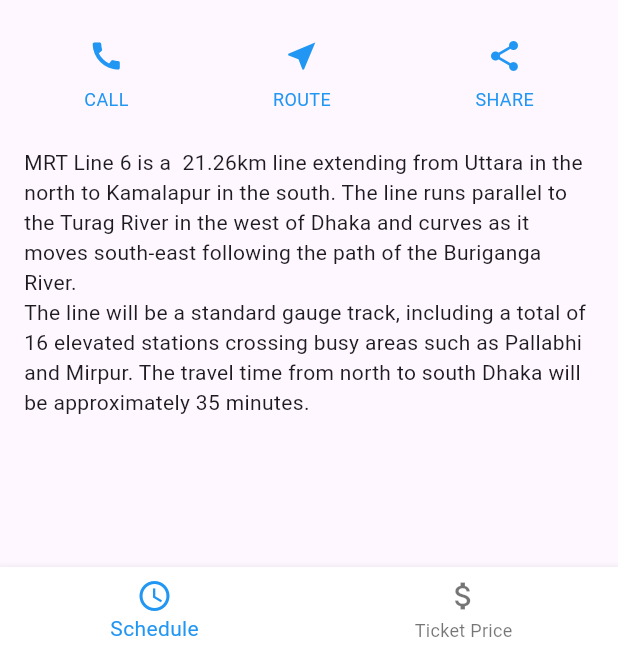
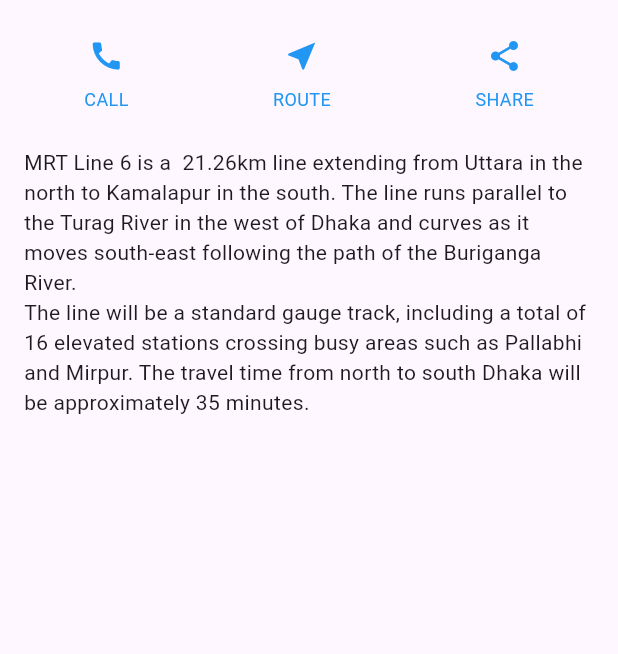
Before and after one commit to rijwan-uddin/design_metrorail, a Flutter app: the screen it shows after launch, on a phone screen of 412 x 824 dp, the part 582-1236 px from its top. Run offline on Flutter 3.47's test engine with Material 3 defaults, Android fonts, the light colour scheme and no system bars.

Commit message:
bugs fixing

```diff
--- /dev/null
+++ b/lib/details.dart
@@ -0,0 +1,214 @@
+import 'package:flutter/material.dart';
+import 'package:design_metrorail/TicPrice.dart';
+import 'package:flutter/material.dart';
+import 'package:design_metrorail/Schedule_List.dart';
+import 'package:design_metrorail/landingPage.dart';
+import 'package:design_metrorail/details.dart';
+import 'package:design_metrorail/main.dart';
+
+const metro =
+'''MRT Line 6 is a  21.26km line extending from Uttara in the north to Kamalapur in the south. The line runs parallel to the Turag River in the west of Dhaka and curves as it moves south-east following the path of the Buriganga River.
+The line will be a standard gauge track, including a total of 16 elevated stations crossing busy areas such as Pallabhi and Mirpur. The travel time from north to south Dhaka will be approximately 35 minutes.''';
+
+class HomePage extends StatefulWidget {
+  const HomePage({
+    super.key,
+  });
+
+  @override
+  _HomePageState createState() => _HomePageState();
+}
+
+class _HomePageState extends State<HomePage> {
+  int _selectedIndex = 0;
+
+  void _onItemTapped(int index) {
+    setState(() {
+      _selectedIndex = index;
+    });
+  }
+
+  @override
+  Widget build(BuildContext context) {
+    return Scaffold(
+      body: SingleChildScrollView(
+        child: Column(
+          crossAxisAlignment: CrossAxisAlignment.start,
+          children: [
+            _imageSection(),
+            _headerSection(),
+            _Featuresection(),
+            _bodySection(),
+
+
+          ],
+        ),
+      ),
+        //add bottomnav bar
+    );
+  }
+
+  Widget _bodySection() {
+    return const Padding(
+      padding: EdgeInsets.all(16.0),
+      child: Text(metro),
+    );
+  }
+
+  Widget _headerSection() {
+    return const Padding(
+      padding: EdgeInsets.all(16.0),
+      child: Row(
+        children: [
+          Column(
+            crossAxisAlignment: CrossAxisAlignment.start,
+            children: [
+              Text(
+                'Metro Rail',
+                style: TextStyle(fontSize: 16, fontWeight: FontWeight.bold),
+              ),
+              Text(
+                'Dhaka, Bangladesh',
+                style: TextStyle(fontSize: 15, color: Colors.grey),
+              )
+            ],
+          ),
+          Spacer(),
+          Icon(
+            Icons.star,
+            color: Colors.amber,
+          ),
+          Text(
+            '9.5',
+          )
+        ],
+      ),
+    );
+  }
+
+  Widget _imageSection() {
+    return Stack(
+      clipBehavior: Clip.none,
+      children: [
+        Image.asset(
+          'asset/met.jpg',
+          fit: BoxFit.fill,
+          height: MediaQuery.of(context).size.height * 0.4,
+          width: double.infinity,
+        ),
+        const Positioned(
+          bottom: 150,
+          right: 10,
+          left: 10,
+          child: Text(
+            'WELCOME TO MRT',
+            textAlign: TextAlign.center,
+            style: TextStyle(
+              color: Colors.white54,
+              fontSize: 18,
+            ),
+          ),
+        ),
+        Positioned(
+          right: 16,
+          bottom: -20,
+          left: 16,
+          child: Center(
+            child: IconButton(
+              onPressed: () {},
+              icon: const Icon(
+                Icons.favorite,
+                color: Colors.yellow,
+                size: 30,
+              ),
+            ),
+          ),
+        )
+      ],
+    );
+  }
+
+  Widget _Featuresection() {
+    return Padding(
+      padding: const EdgeInsets.all(8.0),
+      child: Row(
+        mainAxisAlignment: MainAxisAlignment.spaceAround,
+        children: [
+          InkWell(
+            onTap: () {
+              // Perform action for CALL button
+              // For example, navigate to a call functionality
+            },
+            child: const Column(
+              mainAxisSize: MainAxisSize.min,
+              mainAxisAlignment: MainAxisAlignment.center,
+              children: [
+                Icon(Icons.call, color: Colors.blue),
+                Padding(
+                  padding: EdgeInsets.only(top: 8.0),
+                  child: Text(
+                    'CALL',
+                    style: TextStyle(
+                      fontSize: 12,
+                      fontWeight: FontWeight.w400,
+                      color: Colors.blue,
+                    ),
+                  ),
+                ),
+              ],
+            ),
+          ),
+          InkWell(
+            onTap: () {
+              // Perform action for ROUTE button
+              // For example, navigate to a route functionality
+            },
+            child: const Column(
+              mainAxisSize: MainAxisSize.min,
+              mainAxisAlignment: MainAxisAlignment.center,
+              children: [
+                Icon(Icons.near_me, color: Colors.blue),
+                Padding(
+                  padding: EdgeInsets.only(top: 8.0),
+                  child: Text(
+                    'ROUTE',
+                    style: TextStyle(
+                      fontSize: 12,
+                      fontWeight: FontWeight.w400,
+                      color: Colors.blue,
+                    ),
+                  ),
+                ),
+              ],
+            ),
+          ),
+          InkWell(
+            onTap: () {
+              // Perform action for SHARE button
+              // For example, share functionality
+            },
+            child: const Column(
+              mainAxisSize: MainAxisSize.min,
+              mainAxisAlignment: MainAxisAlignment.center,
+              children: [
+                Icon(Icons.share, color: Colors.blue),
+                Padding(
+                  padding: EdgeInsets.only(top: 8.0),
+                  child: Text(
+                    'SHARE',
+                    style: TextStyle(
+                      fontSize: 12,
+                      fontWeight: FontWeight.w400,
+                      color: Colors.blue,
+                    ),
+                  ),
+                ),
+              ],
+            ),
+          ),
+        ],
+      ),
+    );
+  }
+
+}
--- a/lib/main.dart
+++ b/lib/main.dart
@@ -1,10 +1,9 @@
 import 'package:design_metrorail/TicPrice.dart';
 import 'package:flutter/material.dart';
 import 'package:design_metrorail/Schedule_List.dart';
+import 'package:design_metrorail/landingPage.dart';
+import 'package:design_metrorail/details.dart';
 
-const metro =
-'''MRT Line 6 is a  21.26km line extending from Uttara in the north to Kamalapur in the south. The line runs parallel to the Turag River in the west of Dhaka and curves as it moves south-east following the path of the Buriganga River.
-The line will be a standard gauge track, including a total of 16 elevated stations crossing busy areas such as Pallabhi and Mirpur. The travel time from north to south Dhaka will be approximately 35 minutes.''';
 
 void main() {
   runApp(const MyApp());
@@ -24,17 +23,23 @@ class MyApp extends StatelessWidget {
   }
 }
 
-class HomePage extends StatefulWidget {
-  const HomePage({
-    super.key,
-  });
+
+class bottomnavBar extends StatefulWidget {
+  const bottomnavBar({Key? key}) : super(key: key);
 
   @override
-  _HomePageState createState() => _HomePageState();
+  State<bottomnavBar> createState() => _landingPageState();
 }
 
-class _HomePageState extends State<HomePage> {
+class _landingPageState extends State<bottomnavBar> {
   int _selectedIndex = 0;
+
+  List<Widget> _widgetOptions = <Widget>[
+    Text('Home'),
+    Text('Metro'),
+    Text('Search'),
+    Text('Settings'),
+  ];
 
   void _onItemTapped(int index) {
     setState(() {
@@ -45,218 +50,68 @@ class _HomePageState extends State<HomePage> {
   @override
   Widget build(BuildContext context) {
     return Scaffold(
-      body: SingleChildScrollView(
-        child: Column(
-          crossAxisAlignment: CrossAxisAlignment.start,
-          children: [
-            _imageSection(),
-            _headerSection(),
-            _Featuresection(),
-            _bodySection(),
+
+      bottomNavigationBar: BottomAppBar(
+        color: Colors.white,
+        elevation: 8,
+        shape: const CircularNotchedRectangle(),
+        child: Container(
+          height: 60,
+          child: Row(
+            mainAxisAlignment: MainAxisAlignment.spaceAround,
+            children: <Widget>[
+              buildNavBarItem(0, Icons.home, "Home"),
+              buildNavBarItem(1, Icons.directions_subway, "Metro"),
+              SizedBox(width: 50), // SizedBox to create space for FAB
+              buildNavBarItem(2, Icons.search, "Search"),
+              buildNavBarItem(3, Icons.settings, "Settings"),
             ],
           ),
         ),
-      bottomNavigationBar: BottomNavigationBar(
-        backgroundColor: Colors.white,
-        items: const <BottomNavigationBarItem>[
-          BottomNavigationBarItem(
-            icon: Icon(Icons.schedule),
-            label: 'Schedule',
       ),
-          BottomNavigationBarItem(
-            icon: Icon(Icons.attach_money),
-            label: 'Ticket Price',
+      floatingActionButton: FloatingActionButton(
+        onPressed: () {},
+        child: Icon(Icons.add),
       ),
-        ],
-        currentIndex: _selectedIndex,
-        selectedItemColor: Colors.blue,
-        onTap: (index) {
-          setState(() {
-            _selectedIndex = index;
-          });
-          switch (index) {
-            case 0:
-            // Navigate to Schedule Page
-              Navigator.push(
-                context,
-                MaterialPageRoute(builder: (context) => const Schedule()),
-              );
-              break;
-            case 1:
-            // Navigate to Ticket Price Page
-              Navigator.push(
-                context,
-                MaterialPageRoute(builder: (context) => const TicketPrice()),
-              );
-              break;
-          }
-        },
-        elevation: 5, // Add elevation for shadow effect
-      ),
+      floatingActionButtonLocation: FloatingActionButtonLocation.centerDocked,
     );
   }
 
-  Widget _bodySection() {
-    return const Padding(
-      padding: EdgeInsets.all(16.0),
-      child: Text(metro),
-    );
-  }
-
-  Widget _headerSection() {
-    return const Padding(
-      padding: EdgeInsets.all(16.0),
+  Widget buildNavBarItem(int index, IconData icon, String label) {
+    return Material(
+      color: Colors.transparent,
+      child: InkWell(
+        onTap: () {
+          _onItemTapped(index);
+        },
+        borderRadius: BorderRadius.circular(20),
+        child: AnimatedContainer(
+          duration: Duration(milliseconds: 200),
+          curve: Curves.easeInOut,
+          padding: EdgeInsets.symmetric(horizontal: 20, vertical: 10),
+          decoration: BoxDecoration(
+            borderRadius: BorderRadius.circular(20),
+            color: _selectedIndex == index ? Colors.blue : Colors.transparent,
+          ),
           child: Row(
+            mainAxisSize: MainAxisSize.min,
             children: [
-          Column(
-            crossAxisAlignment: CrossAxisAlignment.start,
-            children: [
+              Icon(
+                icon,
+                color: _selectedIndex == index ? Colors.white : Colors.blue,
+              ),
+              SizedBox(width: 5),
               Text(
-                'Metro Rail',
-                style: TextStyle(fontSize: 16, fontWeight: FontWeight.bold),
-              ),
-              Text(
-                'Dhaka, Bangladesh',
-                style: TextStyle(fontSize: 15, color: Colors.grey),
-              )
-            ],
-          ),
-          Spacer(),
-          Icon(
-            Icons.star,
-            color: Colors.amber,
-          ),
-          Text(
-            '9.5',
-          )
-        ],
-      ),
-    );
-  }
-
-  Widget _imageSection() {
-    return Stack(
-      clipBehavior: Clip.none,
-      children: [
-        Image.asset(
-          'asset/met.jpg',
-          fit: BoxFit.fill,
-          height: MediaQuery.of(context).size.height * 0.4,
-          width: double.infinity,
-        ),
-        const Positioned(
-          bottom: 150,
-          right: 10,
-          left: 10,
-          child: Text(
-            'WELCOME TO MRT',
-            textAlign: TextAlign.center,
+                label,
                 style: TextStyle(
-              color: Colors.white54,
-              fontSize: 18,
-            ),
-          ),
-        ),
-        Positioned(
-          right: 16,
-          bottom: -20,
-          left: 16,
-          child: Center(
-            child: IconButton(
-              onPressed: () {},
-              icon: const Icon(
-                Icons.favorite,
-                color: Colors.yellow,
-                size: 30,
-              ),
-            ),
-          ),
-        )
-      ],
-    );
-  }
-
-  Widget _Featuresection() {
-    return Padding(
-      padding: const EdgeInsets.all(8.0),
-      child: Row(
-        mainAxisAlignment: MainAxisAlignment.spaceAround,
-        children: [
-          InkWell(
-            onTap: () {
-              // Perform action for CALL button
-              // For example, navigate to a call functionality
-            },
-            child: const Column(
-              mainAxisSize: MainAxisSize.min,
-              mainAxisAlignment: MainAxisAlignment.center,
-              children: [
-                Icon(Icons.call, color: Colors.blue),
-                Padding(
-                  padding: EdgeInsets.only(top: 8.0),
-                  child: Text(
-                    'CALL',
-                    style: TextStyle(
-                      fontSize: 12,
-                      fontWeight: FontWeight.w400,
-                      color: Colors.blue,
-                    ),
+                  color: _selectedIndex == index ? Colors.white : Colors.blue,
+                  fontWeight: FontWeight.bold,
                 ),
               ),
             ],
           ),
         ),
-          InkWell(
-            onTap: () {
-              // Perform action for ROUTE button
-              // For example, navigate to a route functionality
-            },
-            child: const Column(
-              mainAxisSize: MainAxisSize.min,
-              mainAxisAlignment: MainAxisAlignment.center,
-              children: [
-                Icon(Icons.near_me, color: Colors.blue),
-                Padding(
-                  padding: EdgeInsets.only(top: 8.0),
-                  child: Text(
-                    'ROUTE',
-                    style: TextStyle(
-                      fontSize: 12,
-                      fontWeight: FontWeight.w400,
-                      color: Colors.blue,
-                    ),
-                  ),
-                ),
-              ],
-            ),
-          ),
-          InkWell(
-            onTap: () {
-              // Perform action for SHARE button
-              // For example, share functionality
-            },
-            child: const Column(
-              mainAxisSize: MainAxisSize.min,
-              mainAxisAlignment: MainAxisAlignment.center,
-              children: [
-                Icon(Icons.share, color: Colors.blue),
-                Padding(
-                  padding: EdgeInsets.only(top: 8.0),
-                  child: Text(
-                    'SHARE',
-                    style: TextStyle(
-                      fontSize: 12,
-                      fontWeight: FontWeight.w400,
-                      color: Colors.blue,
-                    ),
-                  ),
-                ),
-              ],
-            ),
-          ),
-        ],
       ),
     );
   }
-
 }
--- a/pubspec.yaml
+++ b/pubspec.yaml
@@ -66,7 +66,7 @@ flutter:
   # An image asset can refer to one or more resolution-specific "variants", see
   # https://flutter.dev/assets-and-images/#resolution-aware
 
-  # For details regarding adding assets from package dependencies, see
+  # For details.dart regarding adding assets from package dependencies, see
   # https://flutter.dev/assets-and-images/#from-packages
 
   # To add custom fonts to your application, add a fonts section here,
@@ -86,5 +86,5 @@ flutter:
   #       - asset: fonts/TrajanPro_Bold.ttf
   #         weight: 700
   #
-  # For details regarding fonts from package dependencies,
+  # For details.dart regarding fonts from package dependencies,
   # see https://flutter.dev/custom-fonts/#from-packages
```
Also changed, not shown: lib/landingPage.dart (added), 1 other file. Lines whose indentation alone changed are shown as unchanged.
